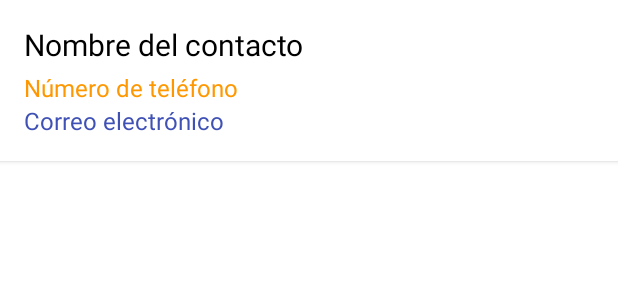
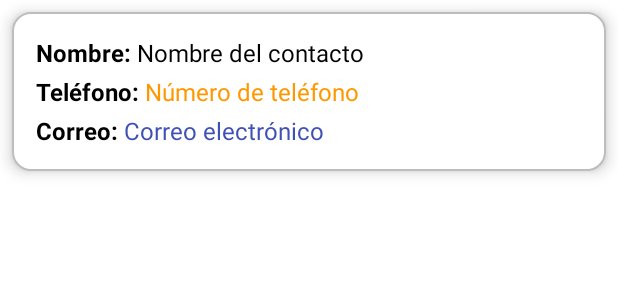
Before and after one commit to reik229/proyectosql, an Android app: the layout lista_item_contacto.xml on its own in the app's theme, with its tools: preview values and no code run, on a phone screen of 412 x 824 dp. Shown: the top 300 px of the screen. Run offline under Robolectric (Android 15) with nearby library versions, the phone set to English and light mode, and no system bars.

Commit message:
modificacion de activity_main.xml y mejoras de layout

```diff
--- /dev/null
+++ b/app/src/main/res/drawable/borde_item.xml
@@ -0,0 +1,22 @@
+<?xml version="1.0" encoding="utf-8"?>
+<shape xmlns:android="http://schemas.android.com/apk/res/android"
+    android:shape="rectangle">
+
+    <!-- Fondo blanco -->
+    <solid android:color="@android:color/white" />
+
+    <!-- Borde gris -->
+    <stroke
+        android:width="1dp"
+        android:color="#BDBDBD" />
+
+    <!-- Bordes redondeados -->
+    <corners android:radius="12dp" />
+
+    <!-- Sombra ligera (opcional, visual más flotante) -->
+    <padding
+        android:left="4dp"
+        android:top="4dp"
+        android:right="4dp"
+        android:bottom="4dp" />
+</shape>
--- a/app/src/main/res/layout/lista_item_contacto.xml
+++ b/app/src/main/res/layout/lista_item_contacto.xml
@@ -1,36 +1,86 @@
 <?xml version="1.0" encoding="utf-8"?>
-<LinearLayout xmlns:android="http://schemas.android.com/apk/res/android"
+<LinearLayout
+    xmlns:android="http://schemas.android.com/apk/res/android"
     android:layout_width="match_parent"
     android:layout_height="wrap_content"
     android:orientation="vertical"
     android:padding="16dp"
-    android:layout_marginBottom="8dp"
-    android:background="@android:color/white"
-    android:elevation="2dp">
+    android:layout_margin="8dp"
+    android:background="@drawable/borde_item"
+    android:clickable="true"
+    android:focusable="true"
+    android:elevation="6dp"
+    android:foreground="?android:attr/selectableItemBackground">
+
+    <!-- Nombre -->
+    <LinearLayout
+        android:layout_width="match_parent"
+        android:layout_height="wrap_content"
+        android:orientation="horizontal">
+
+        <TextView
+            android:layout_width="wrap_content"
+            android:layout_height="wrap_content"
+            android:text="Nombre: "
+            android:textStyle="bold"
+            android:textColor="#000000"
+            android:textSize="16sp"/>
 
         <TextView
             android:id="@+id/viewNombre"
+            android:layout_width="wrap_content"
+            android:layout_height="wrap_content"
+            android:textSize="16sp"
+            android:textColor="#000000"
+            android:text="Nombre del contacto" />
+    </LinearLayout>
+
+    <!-- Teléfono -->
+    <LinearLayout
         android:layout_width="match_parent"
         android:layout_height="wrap_content"
-        android:textSize="20sp"
+        android:orientation="horizontal"
+        android:layout_marginTop="4dp">
+
+        <TextView
+            android:layout_width="wrap_content"
+            android:layout_height="wrap_content"
+            android:text="Teléfono: "
+            android:textStyle="bold"
             android:textColor="#000000"
-        android:text="Nombre del contacto"
-        android:paddingBottom="4dp" />
+            android:textSize="16sp"/>
 
         <TextView
             android:id="@+id/viewTelefon"
-        android:layout_width="match_parent"
+            android:layout_width="wrap_content"
             android:layout_height="wrap_content"
             android:textColor="#FF9800"
             android:textSize="16sp"
             android:text="Número de teléfono" />
+    </LinearLayout>
+
+    <!-- Correo -->
+    <LinearLayout
+        android:layout_width="match_parent"
+        android:layout_height="wrap_content"
+        android:orientation="horizontal"
+        android:layout_marginTop="4dp">
+
+        <TextView
+            android:layout_width="wrap_content"
+            android:layout_height="wrap_content"
+            android:text="Correo: "
+            android:textStyle="bold"
+            android:textColor="#000000"
+            android:textSize="16sp"/>
 
         <TextView
             android:id="@+id/viewCorreo"
-        android:layout_width="match_parent"
+            android:layout_width="wrap_content"
             android:layout_height="wrap_content"
             android:textColor="#3F51B5"
             android:textSize="16sp"
             android:text="Correo electrónico" />
+    </LinearLayout>
 
 </LinearLayout>
```
Also changed, not shown: app/src/main/java/com/example/proyectosql/adaptadores/ListaContactosAdapter.java (+18 -19 lines), app/src/main/res/layout/activity_main.xml (+6 -4 lines). Lines whose indentation alone changed are shown as unchanged.
